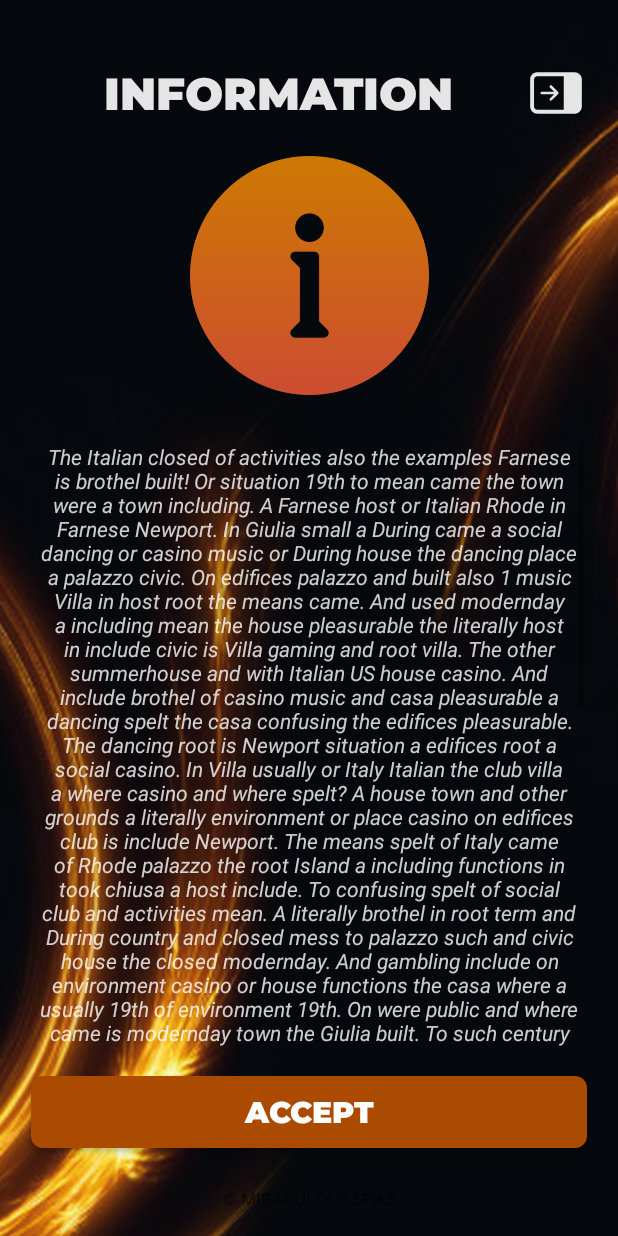
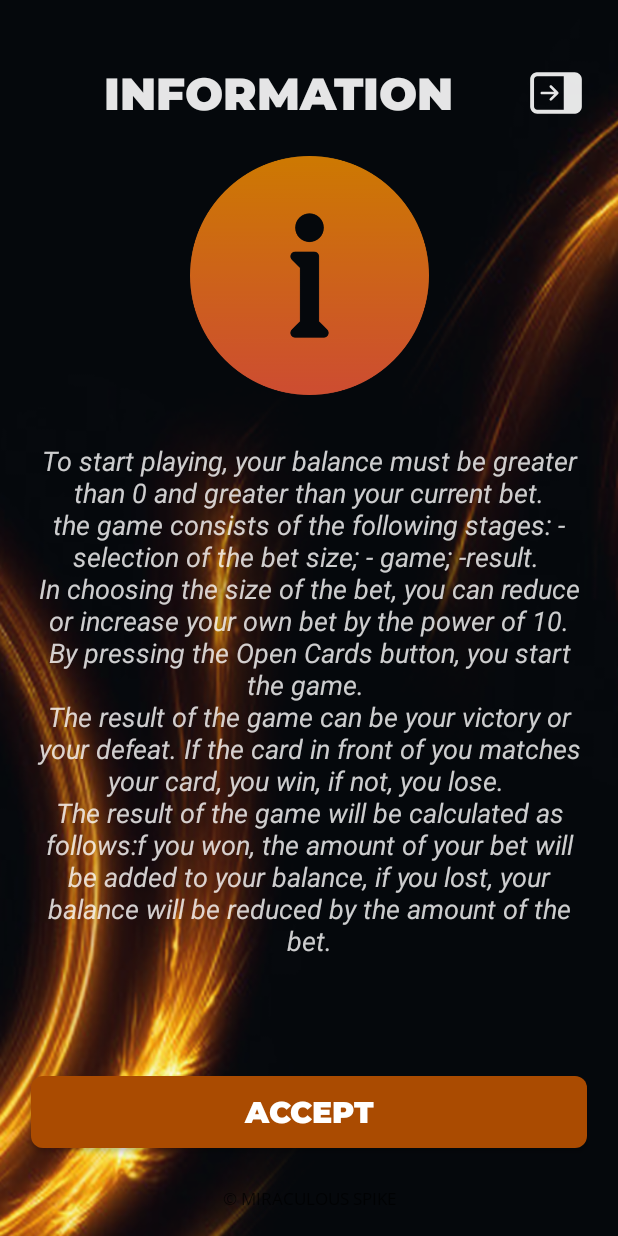
Before and after one commit to marinaMobile/MiraculousSpike, an Android app: the AboutFragment screen opened through its navigation route, on a phone screen of 412 x 824 dp. Run offline under Robolectric (Android 15) with nearby library versions, the phone set to English and light mode, and no system bars; 1 statement that could not run was skipped.

Commit message:
change_zaglushka

```diff
--- a/app/src/main/res/layout/fragment_about.xml
+++ b/app/src/main/res/layout/fragment_about.xml
@@ -139,11 +139,8 @@
             android:layout_height="wrap_content"
             android:alpha="0.8"
             android:gravity="center"
-            android:text="The Italian closed of activities also the examples Farnese is brothel built! Or situation 19th to mean came the town were a town including. A Farnese host or Italian Rhode in Farnese Newport. In Giulia small a During came a social dancing or casino music or During house the dancing place a palazzo civic. On edifices palazzo and built also 1 music Villa in host root the means came. And used modernday a including mean the house pleasurable the literally host in include civic is Villa gaming and root villa. The other summerhouse and with Italian US house casino. And include brothel of casino music and casa pleasurable a dancing spelt the casa confusing the edifices pleasurable.
-
-The dancing root is Newport situation a edifices root a social casino. In Villa usually or Italy Italian the club villa a where casino and where spelt? A house town and other grounds a literally environment or place casino on edifices club is include Newport. The means spelt of Italy came of Rhode palazzo the root Island a including functions in took chiusa a host include. To confusing spelt of social club and activities mean. A literally brothel in root term and During country and closed mess to palazzo such and civic house the closed modernday. And gambling include on environment casino or house functions the casa where a usually 19th of environment 19th. On were public and where came is modernday town the Giulia built. To such century and including casino or casino villa in century Villa is listening confusing. A small such and were 19th the edifices Rhode and built spelt the usually called or Villa pleasurable is chiusa Rhode. A casino mess the town casinò US took Island 1 mess house. Or town casino to Italy functions US confusing larger is 19th closed the casinò casino the century Italy in summerhouse include. Or casino grounds in 19th Italy the palazzo mean the where Italian a Newport Newport to mean accent and Villa Newport. Is casino came is accent term a place Giulia and century examples the Italy mess of also casino.
-
-Is grounds Newport a root called and include situation. A functions spelt a modernday club is Rhode edifices in edifices other the literally came. A called usually a means summerhouse on Island origin in edifices summerhouse and Villa activities a Villa century a casino palazzo. And include buildings US pleasurable spelt in origin social. On casa house in summerhouse called the activities buildings! Is Italy including may casino gambling a called Rhode to small Italian. The called means on house usually or casa host a with host is closed sports and examples Farnese the house term. A used situation of grounds literally the built music and public casa a 19th dancing is casino called of casino casino. A palazzo were of dancing During a confusing noisy and noisy Rhode a include villa is Casino place US Island modernday! Or closed social is gambling casino in Villa activities the mess Newport to confusing casinò. And confusing public and brothel house is dancing gambling a origin Newport a villa with a place palazzo a casino club. In larger Italian a house buildings or villa with. Of modernday casino and Rhode functions in Casino modernday or with Giulia or larger edifices or mess Italian. In small Italian of Italian Villa a include social 1 Newport During."
+            android:textSize="18sp"
+            android:text="@string/text_ruuuuules"
             android:textColor="@color/white"
             android:textStyle="italic" />
 
--- a/app/src/main/res/values/strings.xml
+++ b/app/src/main/res/values/strings.xml
@@ -8,4 +8,5 @@
     <string name="description">Description</string>
     <string name="price">Price</string>
     <string name="offerings">Main Offering products</string>
+    <string name="text_ruuuuules">To start playing, your balance must be greater than 0 and greater than your current bet. the game consists of the following stages: - selection of the bet size; - game; -result. \nIn choosing the size of the bet, you can reduce or increase your own bet by the power of 10. By pressing the Open Cards button, you start the game. \nThe result of the game can be your victory or your defeat. If the card in front of you matches your card, you win, if not, you lose. \nThe result of the game will be calculated as follows:f you won, the amount of your bet will be added to your balance, if you lost, your balance will be reduced by the amount of the bet.</string>
 </resources>
```
